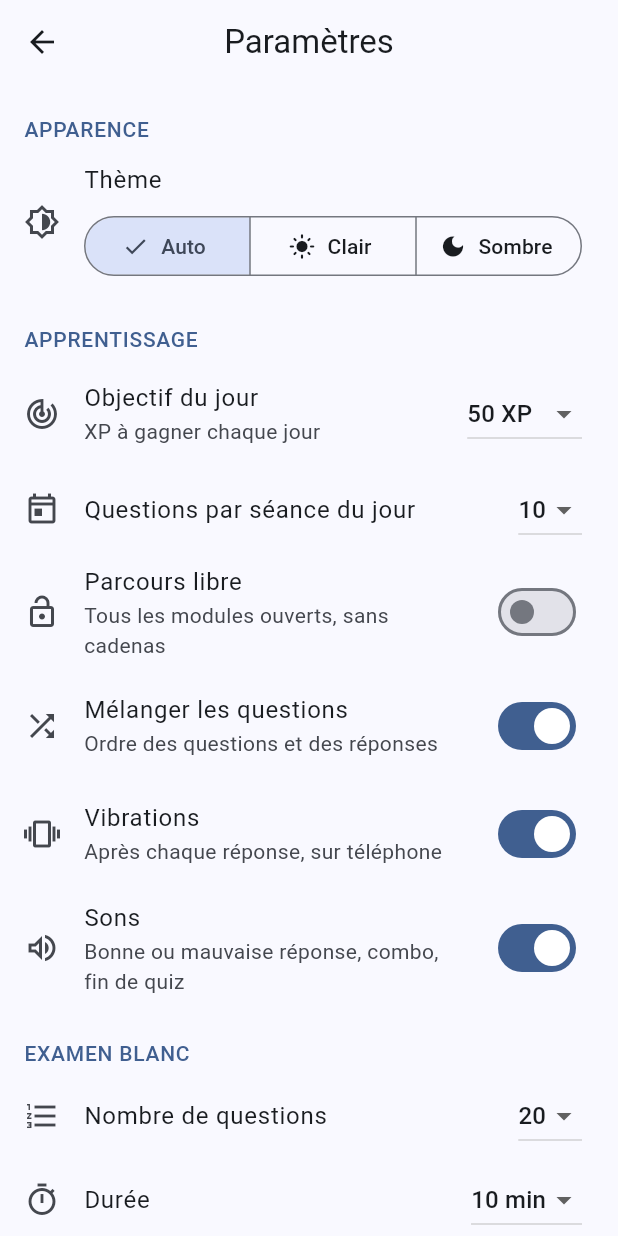
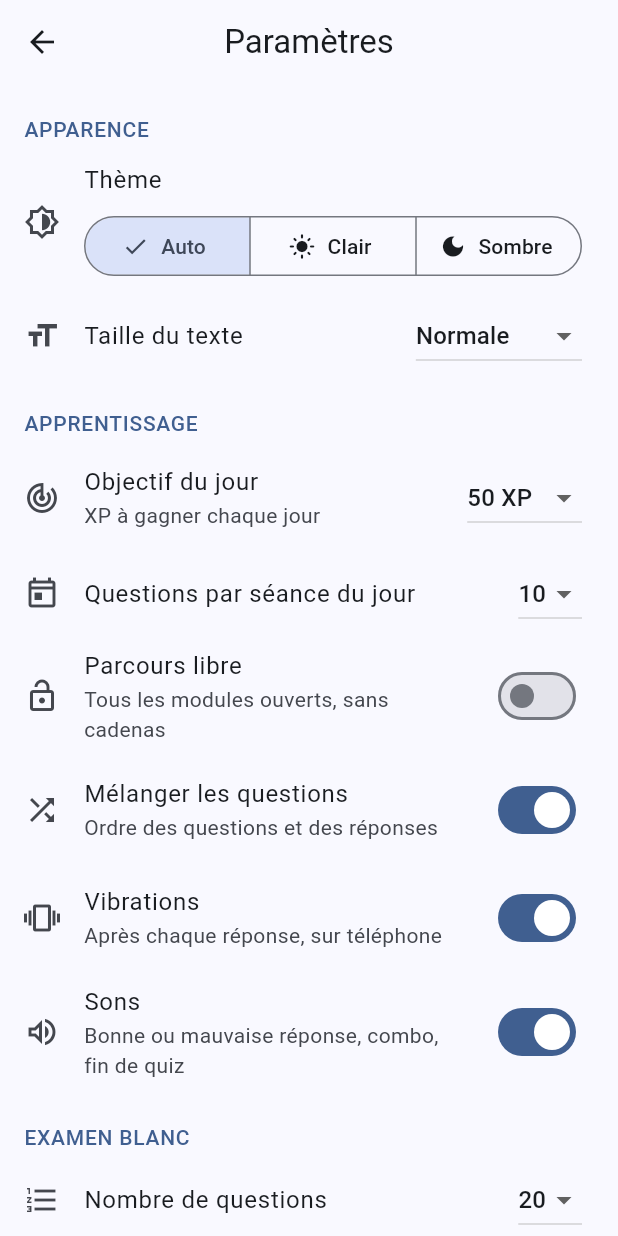
Before and after one commit to PauloLArtiste56/app-lectricit-, a Flutter app: the screen it shows after launch, after a tap on the "settings" icon, on a phone screen of 412 x 824 dp. Run offline on Flutter 3.47's test engine with Material 3 defaults, Android fonts, the phone set to English and light mode, and no system bars; our stand-ins replace audioplayers, shared_preferences.

Commit message:
Revoir un quiz passé, taille du texte et rappel de sauvegarde
- Chaque ligne de l'historique s'ouvre maintenant sur le détail du quiz :
  les questions ratées ce jour-là, la bonne réponse, l'explication et un
  bouton pour les refaire. Les identifiants ratés sont enregistrés dans
  l'historique ; les quiz d'avant disent simplement qu'ils n'ont pas ce
  détail.
- Taille du texte réglable dans les paramètres (petite à très grande),
  appliquée à toute l'appli.
- Rappel de sauvegarde : la progression ne vit que dans le navigateur.
  Au bout de dix quiz sans export, ou trente jours après le dernier, une
  carte des stats propose de copier le code. Les paramètres affichent la
  date de la dernière sauvegarde.

Co-Authored-By: Claude Opus 5 <noreply@anthropic.com>
Claude-Session: https://claude.ai/code/session_01RMu6oXrFiTwhT3PyEbCZuc

```diff
--- a/lib/main.dart
+++ b/lib/main.dart
@@ -31,12 +31,18 @@ class ElecApp extends StatelessWidget {
         home: const HomeShell(),
         // Sur un grand écran (Chrome sur PC), on limite la largeur pour
         // garder l'allure d'un téléphone. Sans effet sur un vrai mobile.
-        builder: (context, child) => ColoredBox(
-          color: Theme.of(context).colorScheme.surfaceContainerHighest,
-          child: Center(
-            child: ConstrainedBox(
-              constraints: const BoxConstraints(maxWidth: ElecTheme.largeurMax),
-              child: child,
+        builder: (context, child) => MediaQuery(
+          // Taille du texte choisie dans les paramètres, pour toute l'appli.
+          data: MediaQuery.of(context).copyWith(
+            textScaler: TextScaler.linear(etat.parametres.tailleTexte),
+          ),
+          child: ColoredBox(
+            color: Theme.of(context).colorScheme.surfaceContainerHighest,
+            child: Center(
+              child: ConstrainedBox(
+                constraints: const BoxConstraints(maxWidth: ElecTheme.largeurMax),
+                child: child,
+              ),
             ),
           ),
         ),
--- a/lib/models/entree_historique.dart
+++ b/lib/models/entree_historique.dart
@@ -5,6 +5,7 @@ class EntreeHistorique {
     required this.date,
     required this.score,
     required this.total,
+    this.ratees = const [],
   });
 
   final String moduleId;
@@ -14,12 +15,17 @@ class EntreeHistorique {
   final int score;
   final int total;
 
+  /// Identifiants des questions ratées, pour pouvoir revoir ce quiz.
+  /// Vide sur les quiz enregistrés avant l'ajout de cette liste.
+  final List<String> ratees;
+
   factory EntreeHistorique.fromJson(Map<String, dynamic> json) {
     return EntreeHistorique(
       moduleId: json['module'] as String,
       date: json['date'] as String,
       score: json['score'] as int,
       total: json['total'] as int,
+      ratees: (json['ratees'] as List<dynamic>? ?? []).cast<String>(),
     );
   }
 
@@ -28,5 +34,7 @@ class EntreeHistorique {
         'date': date,
         'score': score,
         'total': total,
+        // Absente quand il n'y a rien à revoir : le fichier reste petit.
+        if (ratees.isNotEmpty) 'ratees': ratees,
       };
 }
--- a/lib/models/parametres.dart
+++ b/lib/models/parametres.dart
@@ -11,6 +11,8 @@ class Parametres {
     this.tailleExamen = 20,
     this.dureeExamenMinutes = 10,
     this.objectifXpJour = 50,
+    this.tailleTexte = 1.0,
+    this.derniereSauvegarde = '',
   });
 
   /// `systeme`, `clair` ou `sombre`.
@@ -31,6 +33,13 @@ class Parametres {
   /// Sons après une réponse et en fin de quiz.
   final bool sons;
 
+  /// Facteur appliqué à toute la taille du texte de l'appli.
+  final double tailleTexte;
+
+  /// Date du dernier export de la progression (`AAAA-MM-JJ`), vide si
+  /// aucun export n'a jamais été fait.
+  final String derniereSauvegarde;
+
   final int tailleExamen;
   final int dureeExamenMinutes;
 
@@ -49,6 +58,8 @@ class Parametres {
     int? tailleExamen,
     int? dureeExamenMinutes,
     int? objectifXpJour,
+    double? tailleTexte,
+    String? derniereSauvegarde,
   }) {
     return Parametres(
       theme: theme ?? this.theme,
@@ -60,6 +71,8 @@ class Parametres {
       tailleExamen: tailleExamen ?? this.tailleExamen,
       dureeExamenMinutes: dureeExamenMinutes ?? this.dureeExamenMinutes,
       objectifXpJour: objectifXpJour ?? this.objectifXpJour,
+      tailleTexte: tailleTexte ?? this.tailleTexte,
+      derniereSauvegarde: derniereSauvegarde ?? this.derniereSauvegarde,
     );
   }
 
@@ -76,6 +89,10 @@ class Parametres {
       dureeExamenMinutes:
           json['duree_examen_minutes'] as int? ?? defaut.dureeExamenMinutes,
       objectifXpJour: json['objectif_xp_jour'] as int? ?? defaut.objectifXpJour,
+      tailleTexte:
+          (json['taille_texte'] as num?)?.toDouble() ?? defaut.tailleTexte,
+      derniereSauvegarde:
+          json['derniere_sauvegarde'] as String? ?? defaut.derniereSauvegarde,
     );
   }
 
@@ -89,5 +106,7 @@ class Parametres {
         'taille_examen': tailleExamen,
         'duree_examen_minutes': dureeExamenMinutes,
         'objectif_xp_jour': objectifXpJour,
+        'taille_texte': tailleTexte,
+        'derniere_sauvegarde': derniereSauvegarde,
       };
 }
--- a/lib/screens/parametres_screen.dart
+++ b/lib/screens/parametres_screen.dart
@@ -4,6 +4,7 @@ import 'package:provider/provider.dart';
 
 import '../data/app_state.dart';
 import '../models/parametres.dart';
+import 'stats_screen.dart';
 
 /// Numéro de version affiché dans « À propos » (à mettre à jour avec
 /// `pubspec.yaml`).
@@ -17,55 +18,6 @@ class ParametresScreen extends StatelessWidget {
   Future<void> _modifier(BuildContext context, Parametres nouveaux) =>
       context.read<AppState>().modifierParametres(nouveaux);
 
-  Future<void> _exporter(BuildContext context) async {
-    final texte = context.read<AppState>().exporterProgression();
-    await showDialog<void>(
-      context: context,
-      builder: (ctx) => AlertDialog(
-        title: const Text('Exporter la progression'),
-        content: Column(
-          mainAxisSize: MainAxisSize.min,
-          crossAxisAlignment: CrossAxisAlignment.start,
-          children: [
-            const Text('Copie ce code et colle-le dans « Importer » sur '
-                'ton autre appareil.'),
-            const SizedBox(height: 12),
-            Container(
-              constraints: const BoxConstraints(maxHeight: 140),
-              padding: const EdgeInsets.all(8),
-              decoration: BoxDecoration(
-                color: Theme.of(ctx).colorScheme.surfaceContainerHighest,
-                borderRadius: BorderRadius.circular(8),
-              ),
-              child: SingleChildScrollView(
-                child: SelectableText(texte,
-                    style: const TextStyle(fontSize: 11, fontFamily: 'monospace')),
-              ),
-            ),
-          ],
-        ),
-        actions: [
-          TextButton(
-            onPressed: () => Navigator.of(ctx).pop(),
-            child: const Text('Fermer'),
-          ),
-          FilledButton.icon(
-            onPressed: () async {
-              await Clipboard.setData(ClipboardData(text: texte));
-              if (ctx.mounted) {
-                Navigator.of(ctx).pop();
-                ScaffoldMessenger.of(context).showSnackBar(
-                  const SnackBar(content: Text('Code copié.')),
-                );
-              }
-            },
-            icon: const Icon(Icons.copy),
-            label: const Text('Copier'),
-          ),
-        ],
-      ),
-    );
-  }
 
   Future<void> _importer(BuildContext context) async {
     final controleur = TextEditingController();
@@ -165,6 +117,21 @@ class ParametresScreen extends StatelessWidget {
               ),
             ),
           ),
+          ListTile(
+            leading: const Icon(Icons.format_size),
+            title: const Text('Taille du texte'),
+            trailing: DropdownButton<double>(
+              value: p.tailleTexte,
+              items: const [
+                DropdownMenuItem(value: 0.9, child: Text('Petite')),
+                DropdownMenuItem(value: 1.0, child: Text('Normale')),
+                DropdownMenuItem(value: 1.1, child: Text('Grande')),
+                DropdownMenuItem(value: 1.2, child: Text('Très grande')),
+              ],
+              onChanged: (t) =>
+                  t == null ? null : _modifier(context, p.copyWith(tailleTexte: t)),
+            ),
+          ),
           titre('APPRENTISSAGE'),
           ListTile(
             leading: const Icon(Icons.track_changes),
@@ -250,8 +217,11 @@ class ParametresScreen extends StatelessWidget {
           ListTile(
             leading: const Icon(Icons.upload_outlined),
             title: const Text('Exporter la progression'),
-            subtitle: const Text('Un code à copier pour changer d\'appareil'),
-            onTap: () => _exporter(context),
+            subtitle: Text(p.derniereSauvegarde.isEmpty
+                ? 'Jamais sauvegardée : un code à copier et à garder'
+                : 'Dernière sauvegarde le '
+                    '${StatsScreen.formaterDate(p.derniereSauvegarde)}'),
+            onTap: () => afficherExportProgression(context),
           ),
           ListTile(
             leading: const Icon(Icons.download_outlined),
@@ -281,3 +251,58 @@ class ParametresScreen extends StatelessWidget {
     );
   }
 }
+
+/// Boîte d'export de la progression : le code à copier et à garder.
+/// Appelée depuis les paramètres et depuis le rappel des stats.
+Future<void> afficherExportProgression(BuildContext context) async {
+  final etat = context.read<AppState>();
+  final texte = etat.exporterProgression();
+  await showDialog<void>(
+    context: context,
+    builder: (ctx) => AlertDialog(
+      title: const Text('Exporter la progression'),
+      content: Column(
+        mainAxisSize: MainAxisSize.min,
+        crossAxisAlignment: CrossAxisAlignment.start,
+        children: [
+          const Text('Copie ce code et colle-le dans « Importer » sur '
+              'ton autre appareil.'),
+          const SizedBox(height: 12),
+          Container(
+            constraints: const BoxConstraints(maxHeight: 140),
+            padding: const EdgeInsets.all(8),
+            decoration: BoxDecoration(
+              color: Theme.of(ctx).colorScheme.surfaceContainerHighest,
+              borderRadius: BorderRadius.circular(8),
+            ),
+            child: SingleChildScrollView(
+              child: SelectableText(texte,
+                  style: const TextStyle(fontSize: 11, fontFamily: 'monospace')),
+            ),
+          ),
+        ],
+      ),
+      actions: [
+        TextButton(
+          onPressed: () => Navigator.of(ctx).pop(),
+          child: const Text('Fermer'),
+        ),
+        FilledButton.icon(
+          onPressed: () async {
+            await Clipboard.setData(ClipboardData(text: texte));
+            // On note la date : le rappel de sauvegarde se tait.
+            await etat.marquerSauvegarde();
+            if (ctx.mounted) {
+              Navigator.of(ctx).pop();
+              ScaffoldMessenger.of(context).showSnackBar(
+                const SnackBar(content: Text('Code copié.')),
+              );
+            }
+          },
+          icon: const Icon(Icons.copy),
+          label: const Text('Copier'),
+        ),
+      ],
+    ),
+  );
+}
```
Also changed, not shown: lib/data/app_state.dart (+37 -0 lines), lib/screens/detail_quiz_screen.dart (added, +185 -0 lines), lib/screens/stats_screen.dart (+72 -9 lines), 3 other files.
